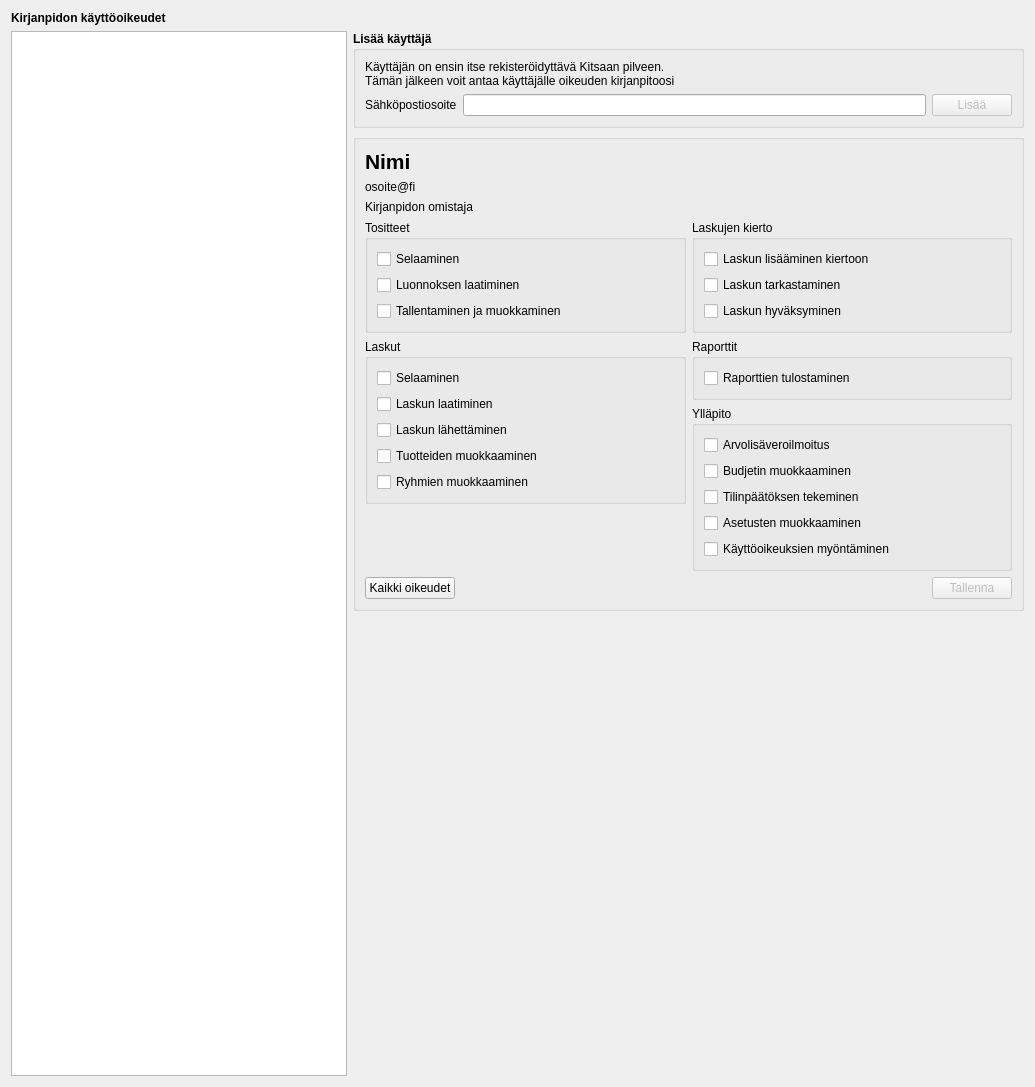
Before: the Qt Designer form kitsas/maaritys/kayttooikeudet/kayttooikeudet.ui in artoh/kitupiikki, drawn with Qt 5.
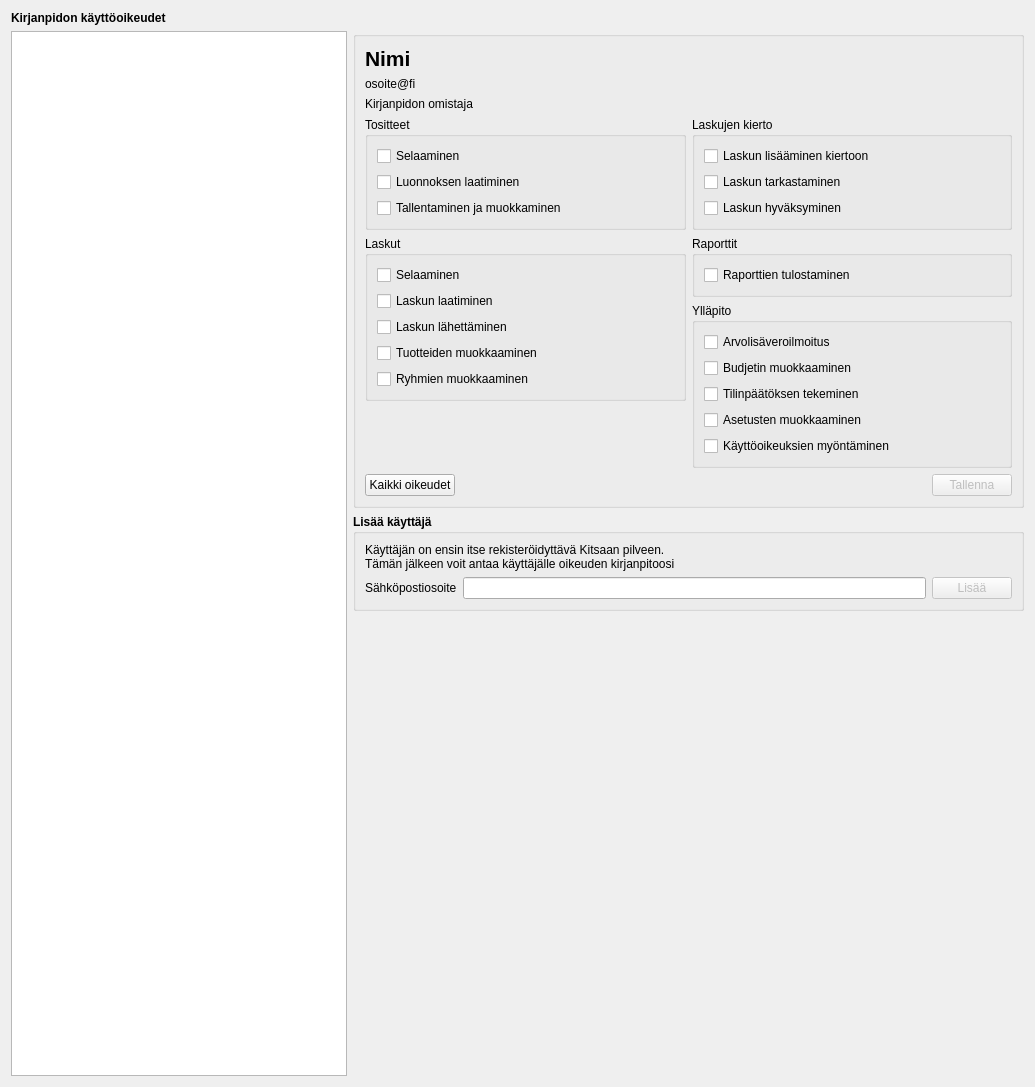
After: the same form once the commit is applied. Icons and pictures are not drawn.

What changed in the file:
```diff
--- a/kitsas/maaritys/kayttooikeudet/kayttooikeudet.ui
+++ b/kitsas/maaritys/kayttooikeudet/kayttooikeudet.ui
@@ -38,85 +38,6 @@
      </item>
      <item>
       <layout class="QVBoxLayout" name="verticalLayout_11">
-       <item>
-        <widget class="QGroupBox" name="groupBox">
-         <property name="font">
-          <font>
-           <weight>75</weight>
-           <bold>true</bold>
-          </font>
-         </property>
-         <property name="title">
-          <string>Lisää käyttäjä</string>
-         </property>
-         <layout class="QVBoxLayout" name="verticalLayout_6">
-          <item>
-           <widget class="QLabel" name="label">
-            <property name="font">
-             <font>
-              <weight>50</weight>
-              <bold>false</bold>
-             </font>
-            </property>
-            <property name="text">
-             <string>Käyttäjän on ensin itse rekisteröidyttävä Kitsaan pilveen. 
-Tämän jälkeen voit antaa käyttäjälle oikeuden kirjanpitoosi</string>
-            </property>
-            <property name="wordWrap">
-             <bool>true</bool>
-            </property>
-           </widget>
-          </item>
-          <item>
-           <layout class="QHBoxLayout" name="horizontalLayout_3">
-            <item>
-             <widget class="QLabel" name="label_2">
-              <property name="font">
-               <font>
-                <weight>50</weight>
-                <bold>false</bold>
-               </font>
-              </property>
-              <property name="text">
-               <string>Sähköpostiosoite</string>
-              </property>
-             </widget>
-            </item>
-            <item>
-             <widget class="QLineEdit" name="lisaysEdit">
-              <property name="font">
-               <font>
-                <weight>50</weight>
-                <bold>false</bold>
-               </font>
-              </property>
-             </widget>
-            </item>
-            <item>
-             <widget class="QPushButton" name="lisaysNappi">
-              <property name="enabled">
-               <bool>false</bool>
-              </property>
-              <property name="font">
-               <font>
-                <weight>50</weight>
-                <bold>false</bold>
-               </font>
-              </property>
-              <property name="text">
-               <string>Lisää</string>
-              </property>
-              <property name="icon">
-               <iconset resource="../../pic/pic.qrc">
-                <normaloff>:/pic/uusiasiakas.png</normaloff>:/pic/uusiasiakas.png</iconset>
-              </property>
-             </widget>
-            </item>
-           </layout>
-          </item>
-         </layout>
-        </widget>
-       </item>
        <item>
         <widget class="QGroupBox" name="groupBox_2">
          <property name="title">
@@ -437,6 +358,85 @@
          </layout>
         </widget>
        </item>
+       <item>
+        <widget class="QGroupBox" name="groupBox">
+         <property name="font">
+          <font>
+           <weight>75</weight>
+           <bold>true</bold>
+          </font>
+         </property>
+         <property name="title">
+          <string>Lisää käyttäjä</string>
+         </property>
+         <layout class="QVBoxLayout" name="verticalLayout_6">
+          <item>
+           <widget class="QLabel" name="label">
+            <property name="font">
+             <font>
+              <weight>50</weight>
+              <bold>false</bold>
+             </font>
+            </property>
+            <property name="text">
+             <string>Käyttäjän on ensin itse rekisteröidyttävä Kitsaan pilveen. 
+Tämän jälkeen voit antaa käyttäjälle oikeuden kirjanpitoosi</string>
+            </property>
+            <property name="wordWrap">
+             <bool>true</bool>
+            </property>
+           </widget>
+          </item>
+          <item>
+           <layout class="QHBoxLayout" name="horizontalLayout_3">
+            <item>
+             <widget class="QLabel" name="label_2">
+              <property name="font">
+               <font>
+                <weight>50</weight>
+                <bold>false</bold>
+               </font>
+              </property>
+              <property name="text">
+               <string>Sähköpostiosoite</string>
+              </property>
+             </widget>
+            </item>
+            <item>
+             <widget class="QLineEdit" name="lisaysEdit">
+              <property name="font">
+               <font>
+                <weight>50</weight>
+                <bold>false</bold>
+               </font>
+              </property>
+             </widget>
+            </item>
+            <item>
+             <widget class="QPushButton" name="lisaysNappi">
+              <property name="enabled">
+               <bool>false</bool>
+              </property>
+              <property name="font">
+               <font>
+                <weight>50</weight>
+                <bold>false</bold>
+               </font>
+              </property>
+              <property name="text">
+               <string>Lisää</string>
+              </property>
+              <property name="icon">
+               <iconset resource="../../pic/pic.qrc">
+                <normaloff>:/pic/uusiasiakas.png</normaloff>:/pic/uusiasiakas.png</iconset>
+              </property>
+             </widget>
+            </item>
+           </layout>
+          </item>
+         </layout>
+        </widget>
+       </item>
        <item>
         <spacer name="verticalSpacer">
          <property name="orientation">
```
